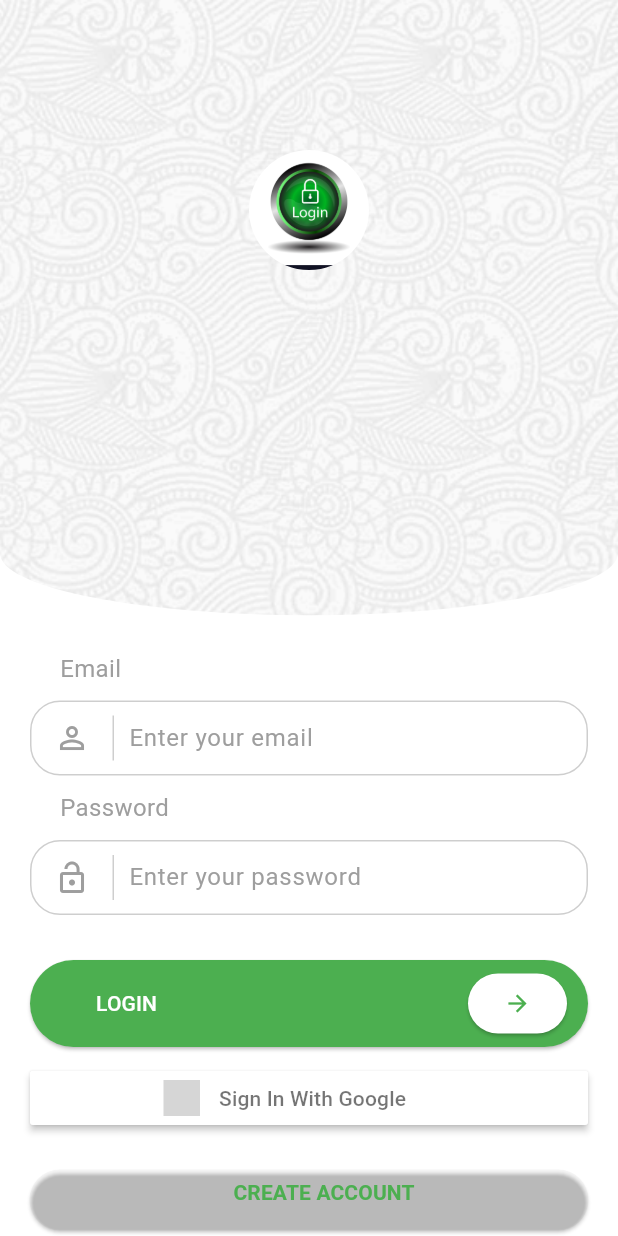
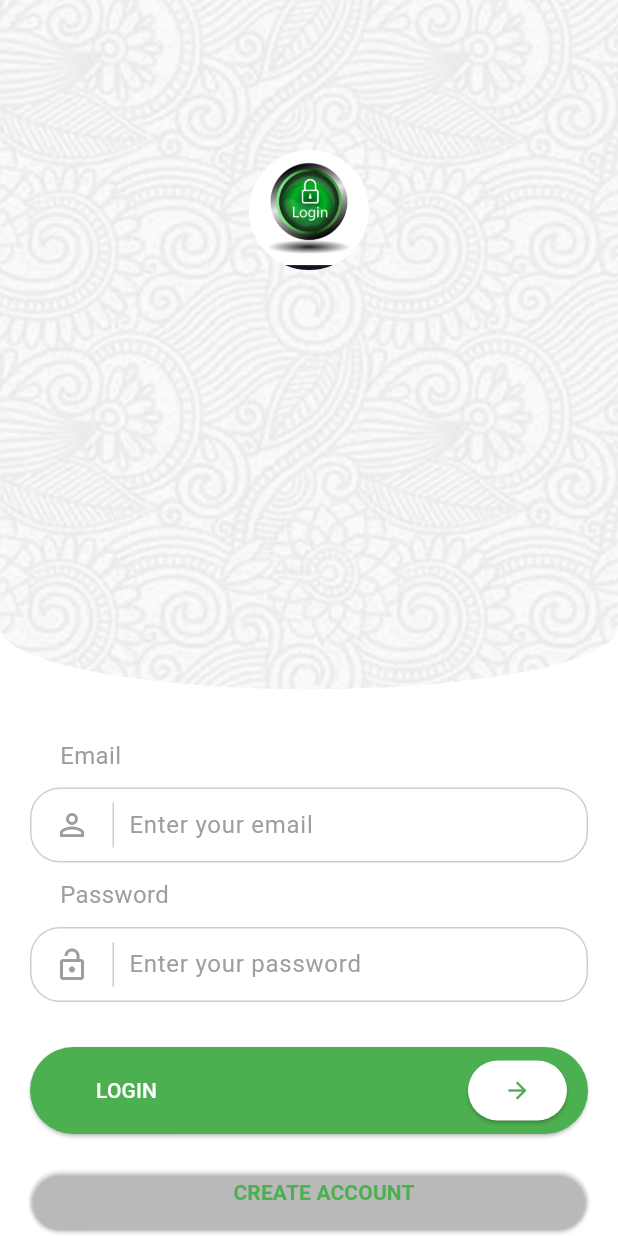
Before and after one commit to mwichabe/astretConsultant, a Flutter app: the screen it shows after launch, after a tap on "LOG IN", on a phone screen of 412 x 824 dp. Run offline on Flutter 3.47's test engine with Material 3 defaults, Android fonts, the phone set to English and light mode, and no system bars; drawn by our look-alikes of sign_in_button; our stand-ins replace cached_network_image, cloud_firestore, firebase_auth, firebase_core, firebase_storage, fluttertoast and 2 more; missing offline and left inert: flutter_windowmanager; accounts and stored records are empty; grey boxes are pictures that could not be loaded.

Commit message:
Ready for play store

```diff
--- a/lib/home/homeTabs/homeWidgets/errorWidget.dart
+++ b/lib/home/homeTabs/homeWidgets/errorWidget.dart
@@ -32,7 +32,7 @@ class ErrorCard extends StatelessWidget {
                   color: Colors.blue.shade100),
               child: TextButton(
                   onPressed: () {
-                    launchUrl(Uri.parse('tel:+254704858069'));
+                    launchUrl(Uri.parse('tel:+254798999241'));
                   },
                   child: const Text('Call Us')),
             )
--- a/lib/home/homeTabs/serviceWidgets/bulletPoint.dart
+++ b/lib/home/homeTabs/serviceWidgets/bulletPoint.dart
@@ -9,7 +9,7 @@ class BulletPoint extends StatelessWidget {
   @override
   Widget build(BuildContext context) {
     return InkWell(
-      onLongPress: () => launchUrl(Uri.parse('tel:+254704858069')),
+      onLongPress: () => launchUrl(Uri.parse('tel:+254798999241')),
       child: Card(
         elevation: 2.0,
         child: Padding(
--- a/lib/home/homeTabs/services.dart
+++ b/lib/home/homeTabs/services.dart
@@ -133,7 +133,7 @@ class Services extends StatelessWidget {
                   ),
                   InkWell(
                     onTap: () {
-                      launchUrl(Uri.parse('tel:+254704858069'));
+                      launchUrl(Uri.parse('tel:+254798999241'));
                     },
                     child: Image.asset(
                       'assets/phone.jpg',
@@ -152,13 +152,13 @@ class Services extends StatelessWidget {
 
 openMail() {
   return launchUrl(Uri.parse(
-      'mailto:mwichabecollins@gmail.com?subject=Hello&body=Iam using Astret App and I would like to enquire about...)'));
+      'mailto:asretconsultants@gmail.comsubject=Hello&body=Iam using Astret App and I would like to enquire about...)'));
 }
 
 whatsApp() {
   return launchUrl(
     Uri.parse(
-      'whatsapp://send?phone=+254704858069+&text=Hello, Iam using Astret App'
+      'whatsapp://send?phone=+254798999241+&text=Hello, Iam using Astret App'
       ', I would like to enquire about...',
     ),
   );
--- a/lib/login/logIn.dart
+++ b/lib/login/logIn.dart
@@ -193,7 +193,7 @@ class _LoginScreen1State extends State<LoginScreen1> {
                                   'Have a symbol \n'
                                   'Have an uppercase \n'
                                   'Have a numeric number \n'
-                                  'eg. Sherehe@1');
+                                  'eg. Astret@1');
                             }
                             return null;
                           },
@@ -258,18 +258,6 @@ class _LoginScreen1State extends State<LoginScreen1> {
                         ),
                       ),
                     ],
-                  ),
-                ),
-                Container(
-                  margin: const EdgeInsets.only(top: 10.0),
-                  padding: const EdgeInsets.only(left: 20.0, right: 20.0),
-                  width: double.infinity,
-                  decoration:
-                      BoxDecoration(borderRadius: BorderRadius.circular(30.0)),
-                  child: SignInButton(
-                    Buttons.google,
-                    text: 'Sign In With Google',
-                    onPressed: _signInWithGoogle,
                   ),
                 ),
                 Container(
--- a/lib/signUp/signUp.dart
+++ b/lib/signUp/signUp.dart
@@ -358,18 +358,6 @@ class _SignUpState extends State<SignUp> {
                   ),
                 ),
                 Container(
-                  margin: const EdgeInsets.only(top: 10.0),
-                  padding: const EdgeInsets.only(left: 20.0, right: 20.0),
-                  width: double.infinity,
-                  decoration:
-                      BoxDecoration(borderRadius: BorderRadius.circular(30.0)),
-                  child: SignInButton(
-                    Buttons.google,
-                    text: 'Sign Up With Google',
-                    onPressed: _signUpWithGoogle,
-                  ),
-                ),
-                Container(
                   margin: const EdgeInsets.only(top: 20.0),
                   padding: const EdgeInsets.only(left: 20.0, right: 20.0),
                   child: Row(
```
Also changed, not shown: pubspec.lock.
